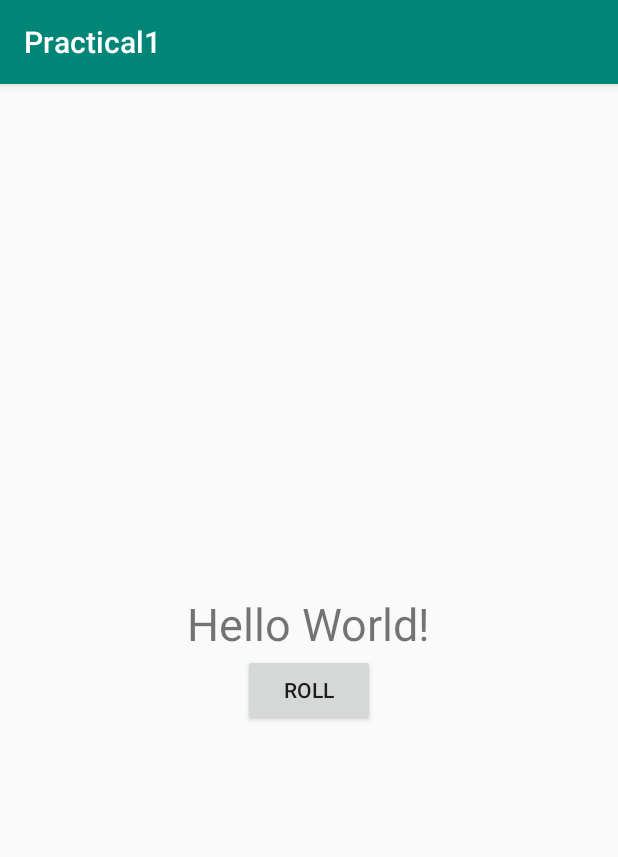
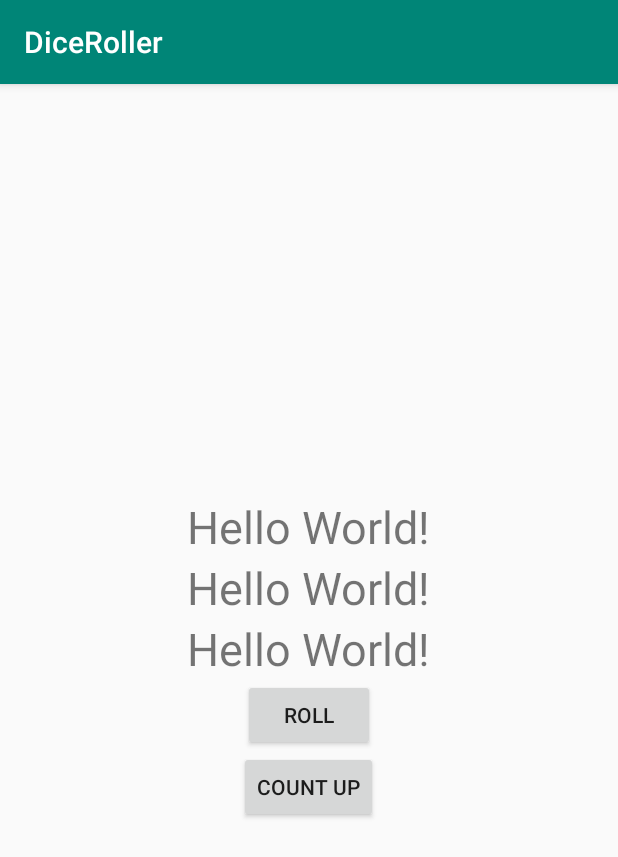
Before and after one commit to Kenkhoo99/Practical1Latest, an Android app: the screen it shows after launch (MainActivity), on a phone screen of 412 x 824 dp. Shown: the top 857 px of the screen. Run offline under Robolectric (Android 15) with nearby library versions, the phone set to English and light mode, and no system bars.

Commit message:
Practical 1 Commit

```diff
--- a/app/src/main/AndroidManifest.xml
+++ b/app/src/main/AndroidManifest.xml
@@ -5,7 +5,7 @@
     <application
         android:allowBackup="true"
         android:icon="@mipmap/ic_launcher"
-        android:label="@string/app_name"
+        android:label="@string/app_name1"
         android:roundIcon="@mipmap/ic_launcher_round"
         android:supportsRtl="true"
         android:theme="@style/AppTheme">
--- a/app/src/main/res/layout/activity_main.xml
+++ b/app/src/main/res/layout/activity_main.xml
@@ -17,6 +17,23 @@
         android:textSize="30sp"
         android:text="Hello World!" />
 
+    <TextView
+        android:id="@+id/number"
+        android:layout_width="wrap_content"
+        android:layout_height="wrap_content"
+        android:layout_gravity="center_horizontal"
+        android:textSize="30sp"
+        android:text="Hello World!" />
+
+    <TextView
+        android:id="@+id/number2"
+        android:layout_width="wrap_content"
+        android:layout_height="wrap_content"
+        android:layout_gravity="center_horizontal"
+        android:textSize="30sp"
+        android:text="Hello World!" />
+
+
     <Button
         android:id="@+id/roll_button"
         android:layout_width="wrap_content"
@@ -24,4 +41,11 @@
         android:layout_gravity="center_horizontal"
         android:text="@string/roll_label" />
 
+    <Button
+        android:id="@+id/count_button"
+        android:layout_width="wrap_content"
+        android:layout_height="wrap_content"
+        android:layout_gravity="center_horizontal"
+        android:text="Count Up" />
+
 </LinearLayout>
--- a/app/src/main/res/values/strings.xml
+++ b/app/src/main/res/values/strings.xml
@@ -1,5 +1,4 @@
 <resources>
-    <string name="app_name">Practical1</string>
     <string name="app_name1">DiceRoller</string>
     <string name="roll_label">Roll</string>
 </resources>
```
Also changed, not shown: app/src/main/java/com/example/practical1/MainActivity.kt (+56 -0 lines).
